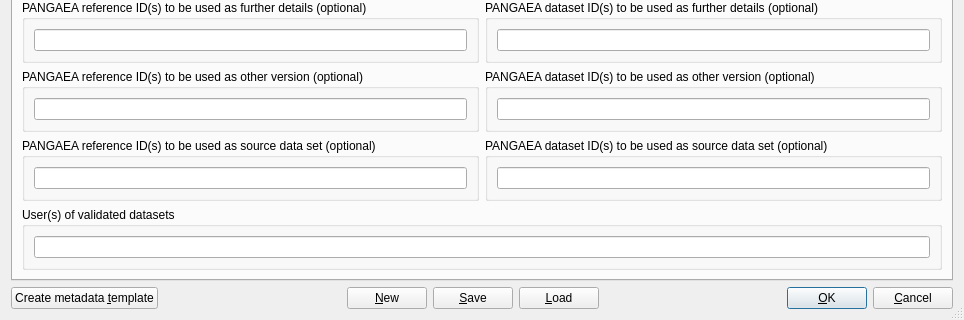
Above: trunk/Forms/Split2EventsDialog/split2eventsdialog.ui from pangaea-data-publisher/Split2Events before the change; both pictures show x 0 to 964 and y 465 to 785 of the 964 by 785 pixel window. Below: the same form after it.
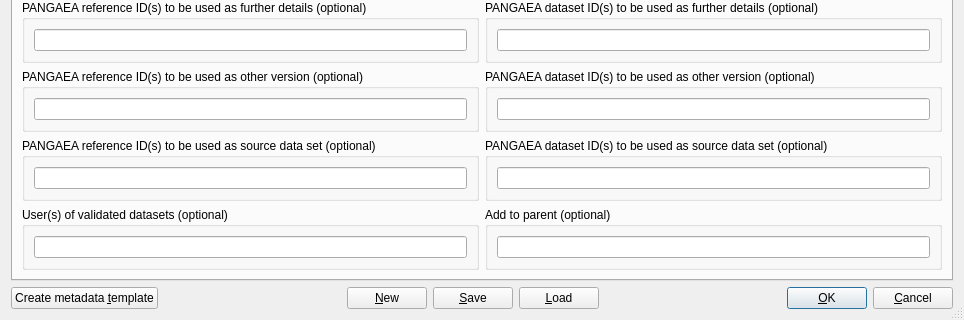
That is the form after the change. The open tabs and pages were chosen to show the change.

The edit to the form file:
```diff
--- a/trunk/Forms/Split2EventsDialog/split2eventsdialog.ui
+++ b/trunk/Forms/Split2EventsDialog/split2eventsdialog.ui
@@ -334,7 +334,7 @@
       <attribute name="title">
        <string>Optional</string>
       </attribute>
-      <layout class="QGridLayout" name="gridLayout_25">
+      <layout class="QGridLayout" name="gridLayout_26">
        <item row="0" column="0" colspan="2">
         <widget class="QGroupBox" name="DatasetCommentGroupBox">
          <property name="title">
@@ -427,10 +427,10 @@
          </layout>
         </widget>
        </item>
-       <item row="4" column="0" colspan="2">
+       <item row="4" column="0">
         <widget class="QGroupBox" name="groupBox_14">
          <property name="title">
-          <string>User(s) of validated datasets</string>
+          <string>User(s) of validated datasets (optional)</string>
          </property>
          <layout class="QGridLayout" name="gridLayout_12">
           <item row="0" column="0">
@@ -439,6 +439,18 @@
          </layout>
         </widget>
        </item>
+       <item row="4" column="1">
+        <widget class="QGroupBox" name="groupBox_21">
+         <property name="title">
+          <string>Add to parent (optional)</string>
+         </property>
+         <layout class="QGridLayout" name="gridLayout_25">
+          <item row="0" column="0">
+           <widget class="QLineEdit" name="ParentLineEdit"/>
+          </item>
+         </layout>
+        </widget>
+       </item>
       </layout>
      </widget>
      <widget class="QWidget" name="tab3">
```
Left out of the diff: 9 changed lines with no effect on the pictures.
